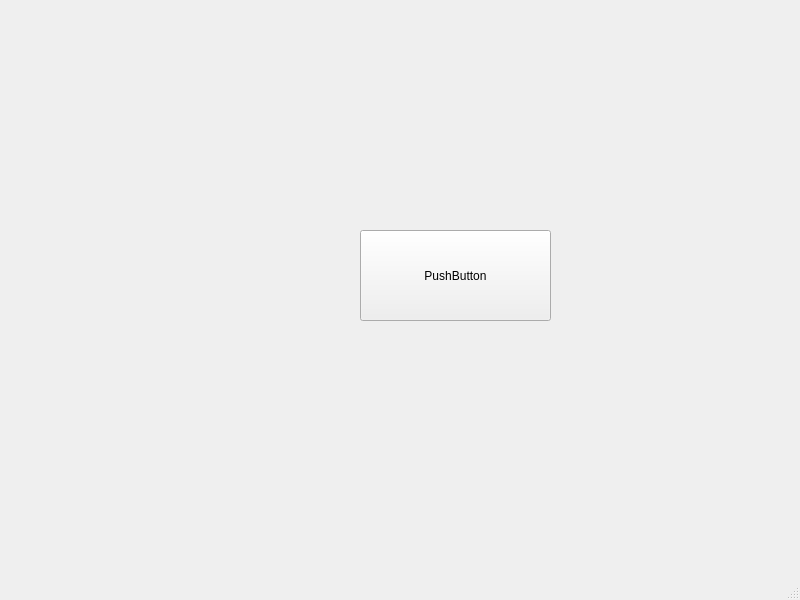
Above: ytdownloader.ui from Filomilo/YtDownloaderQt before the change. Below: the same form after it.
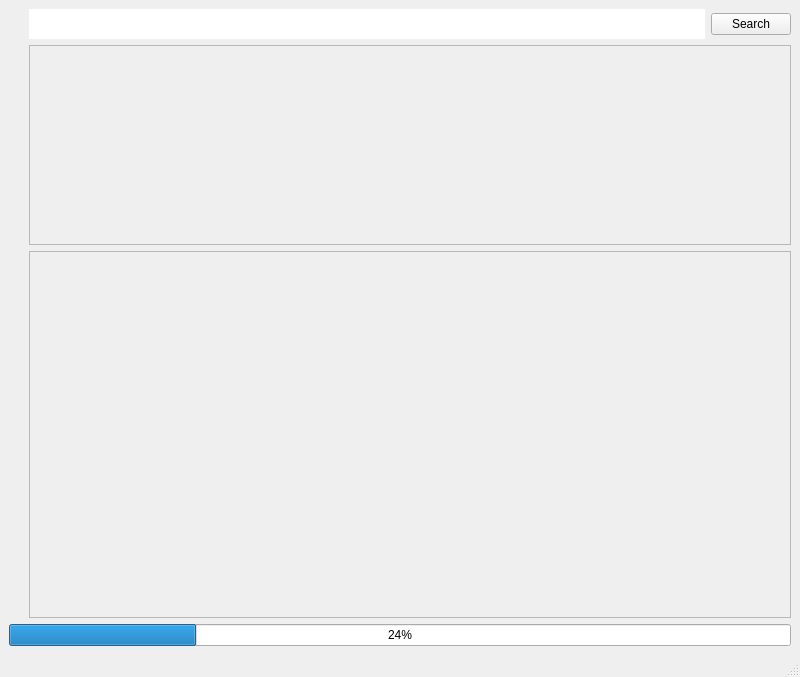
That is the form after the change.

```diff
--- a/ytdownloader.ui
+++ b/ytdownloader.ui
@@ -7,26 +7,121 @@
     <x>0</x>
     <y>0</y>
     <width>800</width>
-    <height>600</height>
+    <height>677</height>
    </rect>
   </property>
   <property name="windowTitle">
    <string>YtDownloader</string>
   </property>
   <widget class="QWidget" name="centralwidget">
-   <widget class="QPushButton" name="pushButton">
-    <property name="geometry">
-     <rect>
-      <x>360</x>
-      <y>230</y>
-      <width>191</width>
-      <height>91</height>
-     </rect>
-    </property>
-    <property name="text">
-     <string>PushButton</string>
-    </property>
-   </widget>
+   <property name="minimumSize">
+    <size>
+     <width>800</width>
+     <height>400</height>
+    </size>
+   </property>
+   <layout class="QVBoxLayout" name="verticalLayout_2">
+    <item>
+     <layout class="QVBoxLayout" name="verticalLayout">
+      <property name="leftMargin">
+       <number>20</number>
+      </property>
+      <item>
+       <layout class="QHBoxLayout" name="horizontalLayout">
+        <item>
+         <widget class="QPlainTextEdit" name="plainTextEdit">
+          <property name="sizePolicy">
+           <sizepolicy hsizetype="Expanding" vsizetype="Fixed">
+            <horstretch>0</horstretch>
+            <verstretch>0</verstretch>
+           </sizepolicy>
+          </property>
+          <property name="maximumSize">
+           <size>
+            <width>16777215</width>
+            <height>30</height>
+           </size>
+          </property>
+          <property name="styleSheet">
+           <string notr="true">QPlainTextEdit {   border-radius: 100px;  }</string>
+          </property>
+         </widget>
+        </item>
+        <item>
+         <widget class="QPushButton" name="searcg">
+          <property name="styleSheet">
+           <string notr="true"/>
+          </property>
+          <property name="text">
+           <string>Search</string>
+          </property>
+         </widget>
+        </item>
+       </layout>
+      </item>
+      <item>
+       <widget class="QFrame" name="frame">
+        <property name="sizePolicy">
+         <sizepolicy hsizetype="Expanding" vsizetype="Preferred">
+          <horstretch>0</horstretch>
+          <verstretch>0</verstretch>
+         </sizepolicy>
+        </property>
+        <property name="minimumSize">
+         <size>
+          <width>0</width>
+          <height>200</height>
+         </size>
+        </property>
+        <property name="styleSheet">
+         <string notr="true">QFrame#line{ background-color: rgb(0, 170, 255);}</string>
+        </property>
+        <property name="frameShape">
+         <enum>QFrame::StyledPanel</enum>
+        </property>
+        <property name="frameShadow">
+         <enum>QFrame::Raised</enum>
+        </property>
+        <property name="lineWidth">
+         <number>20</number>
+        </property>
+       </widget>
+      </item>
+      <item>
+       <widget class="QScrollArea" name="VideosList">
+        <property name="styleSheet">
+         <string notr="true">QFrame#line{  background-color: rgb(0, 170, 255);
+}</string>
+        </property>
+        <property name="lineWidth">
+         <number>10</number>
+        </property>
+        <property name="widgetResizable">
+         <bool>true</bool>
+        </property>
+        <widget class="QWidget" name="VideosListContent">
+         <property name="geometry">
+          <rect>
+           <x>0</x>
+           <y>0</y>
+           <width>759</width>
+           <height>338</height>
+          </rect>
+         </property>
+         <layout class="QVBoxLayout" name="verticalLayout_4"/>
+        </widget>
+       </widget>
+      </item>
+     </layout>
+    </item>
+    <item>
+     <widget class="QProgressBar" name="progressBar">
+      <property name="value">
+       <number>24</number>
+      </property>
+     </widget>
+    </item>
+   </layout>
   </widget>
   <widget class="QMenuBar" name="menubar">
    <property name="geometry">
```
